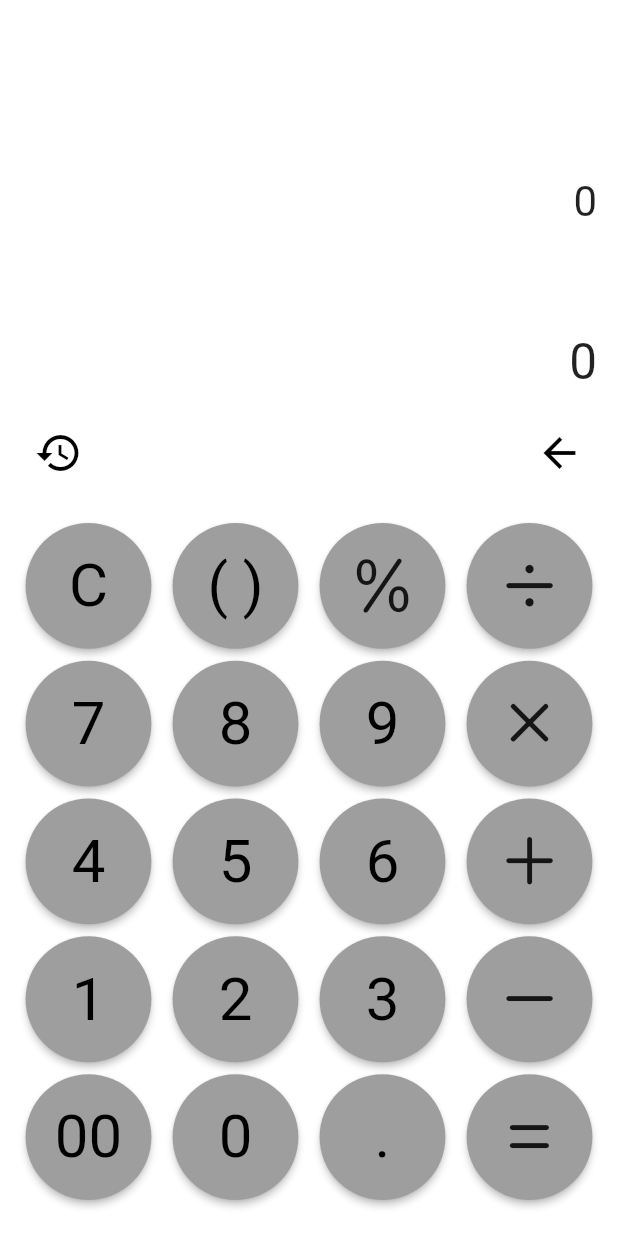
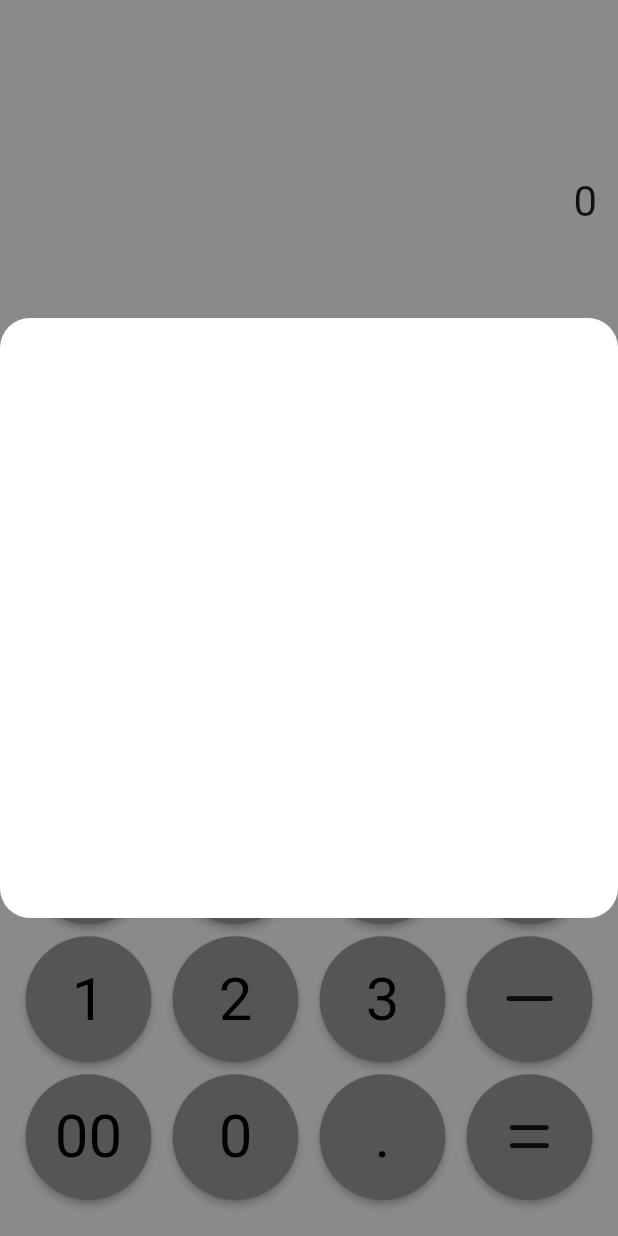
Before and after one commit to myring100/simple_calculator, a Flutter app: the screen it shows after launch, after a tap on the "history" icon, on a phone screen of 412 x 824 dp. Run offline on Flutter 3.47's test engine with Material 2 defaults, Android fonts, the phone set to English and light mode, and no system bars; our stand-ins replace flutter_smart_dialog, sqflite, toast; accounts and stored records are empty.

Commit message:
히스토리 버튼을 눌렀을때 화면 개석
menuwidget.dart 안에 있음

```diff
--- a/lib/db.dart
+++ b/lib/db.dart
@@ -19,7 +19,7 @@ class DB {
       // 데이터베이스가 처음 생성될 때, dog를 저장하기 위한 테이블을 생성합니다.
       onCreate: (db, version) {
         return db.execute(
-          "CREATE TABLE history(id INTEGER PRIMARY KEY, content TEXT, result TEXT)",
+          "CREATE TABLE history(id INTEGER PRIMARY KEY AUTO_INCREMENT, content TEXT, result TEXT)",
         );
       },
       // 버전을 설정하세요. onCreate 함수에서 수행되며 데이터베이스 업그레이드와 다운그레이드를
--- a/lib/history.dart
+++ b/lib/history.dart
@@ -1,10 +1,10 @@
 
 class History {
-  final int id;
+  final int? id;
   final String content;
   final String result;
 
-  History({required this.id,required this.content,required this.result});
+  History({this.id, required this.content,required this.result});
 
   Map<String,dynamic> toMap(){
     return{
@@ -13,9 +13,4 @@ class History {
       'result' : result,
     };
   }
-
-  @override
-  String toString() {
-    return 'History {id: $id, content: $content, result : $result }';
-  }
 }
--- a/lib/main.dart
+++ b/lib/main.dart
@@ -1,6 +1,6 @@
 import 'package:flutter/material.dart';
 import 'calculator_page.dart';
-
+import 'package:flutter_smart_dialog/flutter_smart_dialog.dart';
 void main() {
   runApp(const MyApp());
 }
@@ -15,7 +15,10 @@ class MyApp extends StatelessWidget {
       theme: Theme.of(context).copyWith(
         colorScheme: const ColorScheme.highContrastDark(),
       ),
-      home: const CalculatorPage(),
+      navigatorObservers: [FlutterSmartDialog.observer],
+      builder: FlutterSmartDialog.init(),
+      home:
+      const CalculatorPage(),
     );
   }
 }
--- a/lib/menuWidget.dart
+++ b/lib/menuWidget.dart
@@ -1,10 +1,20 @@
 import 'package:flutter/material.dart';
+import 'package:flutter_smart_dialog/flutter_smart_dialog.dart';
 import 'package:simple_calculator/constants.dart';
+import 'history.dart';
 import 'my-globals.dart' as global;
+import 'db.dart';
 
-class MenuWidget extends StatelessWidget {
+class MenuWidget extends StatefulWidget {
   const MenuWidget({Key? key, required this.buttonPressed}) : super(key: key);
   final VoidCallback buttonPressed;
+
+  @override
+  State<MenuWidget> createState() => _MenuWidgetState();
+}
+
+class _MenuWidgetState extends State<MenuWidget> {
+  String? backdropResult = '';
 
   @override
   Widget build(BuildContext context) {
@@ -18,7 +28,9 @@ class MenuWidget extends StatelessWidget {
             icon: const Icon(Icons.history),
             iconSize: 32,
             color: kMenuBTNColor,
-            onPressed: () {},
+            onPressed: () {
+              _showAttach(context);
+            },
           ),
           IconButton(
             icon: const Icon(Icons.arrow_back),
@@ -30,13 +42,63 @@ class MenuWidget extends StatelessWidget {
               } else if (global.input.isNotEmpty) {
                 global.input =
                     global.input.substring(0, global.input.length - 1);
-
               }
-              buttonPressed();
+              widget.buttonPressed();
             },
           ),
         ],
       ),
     );
   }
+
+  void _showAttach(BuildContext ctx) {
+    //target widget
+    SmartDialog.show(
+      useSystem: true,
+      builder: (_) {
+        return Container(
+          height: 400,
+          width: double.infinity,
+          decoration: BoxDecoration(
+            borderRadius: BorderRadius.circular(20),
+            color: Colors.white,
+          ),
+          alignment: Alignment.center,
+          child: Builder(builder: (context) {
+            return FutureBuilder<List<History>>(
+                future: getList(),
+                builder: (context, snapshot) {
+                  if (snapshot.hasData) {
+                    List<History>? historyList = snapshot.data;
+                    return ListView.builder(
+                      shrinkWrap: true,
+                      padding: const EdgeInsets.all(10),
+                      itemCount: historyList?.length,
+                      itemBuilder: (context, index) {
+                        return Card(
+                          child: Center(
+                            child: Row(
+                              children: [
+                                Text(historyList![index].content),
+                                Text(historyList[index].result)
+                              ],
+                            ),
+                          ),
+                        );
+                      },
+                    );
+                  } else {
+                    return Container();
+                  }
+                });
+          }),
+        );
+      },
+    );
+  }
+
+  Future<List<History>> getList() {
+    DB data = DB();
+    return data.history();
+  }
 }
--- a/pubspec.yaml
+++ b/pubspec.yaml
@@ -34,6 +34,10 @@ dependencies:
   toast: ^0.3.0
   sqflite:
   path:
+  backdrop_modal_route: ^2.0.2
+  grouped_list: ^5.1.2
+  group_list_view: ^1.1.1
+  flutter_smart_dialog: ^4.5.3+7
 dev_dependencies:
   flutter_test:
     sdk: flutter
```
Also changed, not shown: lib/calculator_page.dart (+14 -8 lines), lib/keyboard.dart (+5 -4 lines), pubspec.lock.
